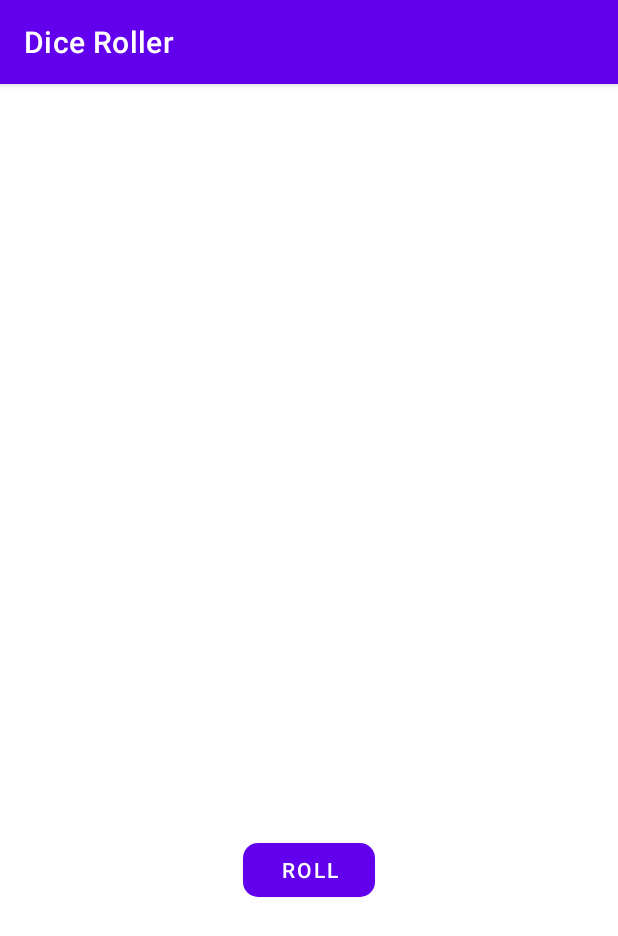
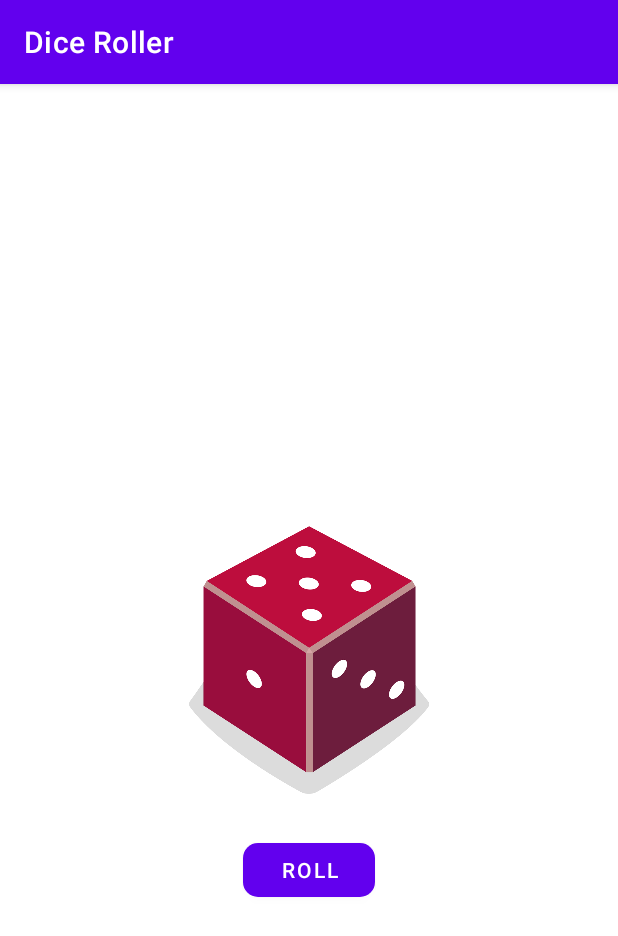
Before and after one commit to Xsufu/Dice_Roller, an Android app: the screen it shows after launch (MainActivity), after a tap on "ROLL", on a phone screen of 412 x 824 dp. Shown: the top 936 px of the screen. Run offline under Robolectric (Android 15) with nearby library versions, the phone set to English and light mode, and no system bars.

Commit message:
Добавлена смена изображения после броска кубика

```diff
--- a/app/src/main/java/com/example/diceroller/MainActivity.kt
+++ b/app/src/main/java/com/example/diceroller/MainActivity.kt
@@ -24,21 +24,24 @@ class MainActivity : AppCompatActivity() {
      * Бросок костей и вывод результата на экран
      */
     private fun rollDice() {
-        //Находим ImageView кубиков
+        //Находим ImageView с кубиками
         val diceImage: ImageView = findViewById(R.id.imageView)
-        //Создаём первый кубик с шестью сторонами
-        val firstDice = Dice(6)
-        //Создаём второй кубик с шестью сторонами
-        val secondDice = Dice(6)
-        //Бросаем кубики
-        val firstDiceRoll = firstDice.roll()
-        val secondDiceRoll = secondDice.roll()
-        //Находим место вывода первого результата
+        //Создаём кубик с шестью сторонами
+        val dice = Dice(6)
+        //Бросаем кубик
+        val diceRoll = dice.roll()
+        //Выводим результаты на экран
+        val drawableResource = when (diceRoll) {
+            1 -> R.drawable.dice_1
+            2 -> R.drawable.dice_2
+            3 -> R.drawable.dice_3
+            4 -> R.drawable.dice_4
+            5 -> R.drawable.dice_5
+            else -> R.drawable.dice_6
+        }
 
-        //Находиме место вывода второго результата
-
-        //Выводим результаты на экран
-
+        diceImage.setImageResource(drawableResource)
+        diceImage.contentDescription = diceRoll.toString()
     }
 }
 
--- a/app/src/main/res/layout/activity_main.xml
+++ b/app/src/main/res/layout/activity_main.xml
@@ -21,6 +21,7 @@
         android:id="@+id/imageView"
         android:layout_width="160dp"
         android:layout_height="200dp"
+        android:contentDescription="@string/result_of_roll"
         app:layout_constraintBottom_toBottomOf="parent"
         app:layout_constraintEnd_toEndOf="parent"
         app:layout_constraintStart_toStartOf="parent"
--- a/app/src/main/res/values/strings.xml
+++ b/app/src/main/res/values/strings.xml
@@ -1,4 +1,5 @@
 <resources>
     <string name="app_name">Dice Roller</string>
     <string name="roll">Roll</string>
+    <string name="result_of_roll">Result of roll</string>
 </resources>
```
